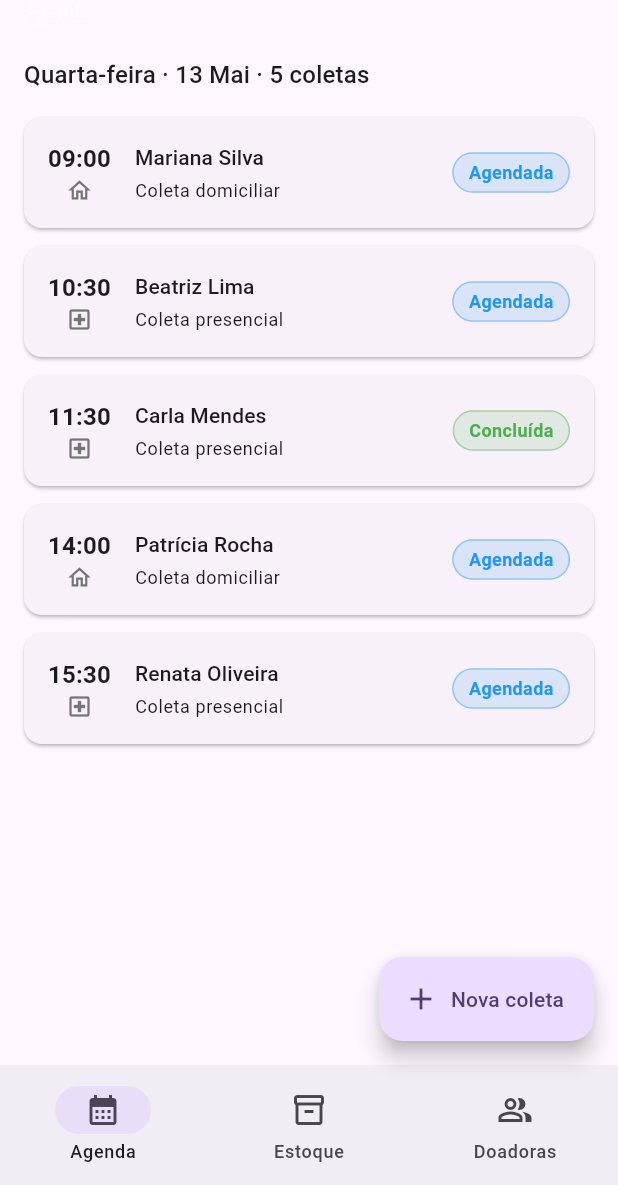
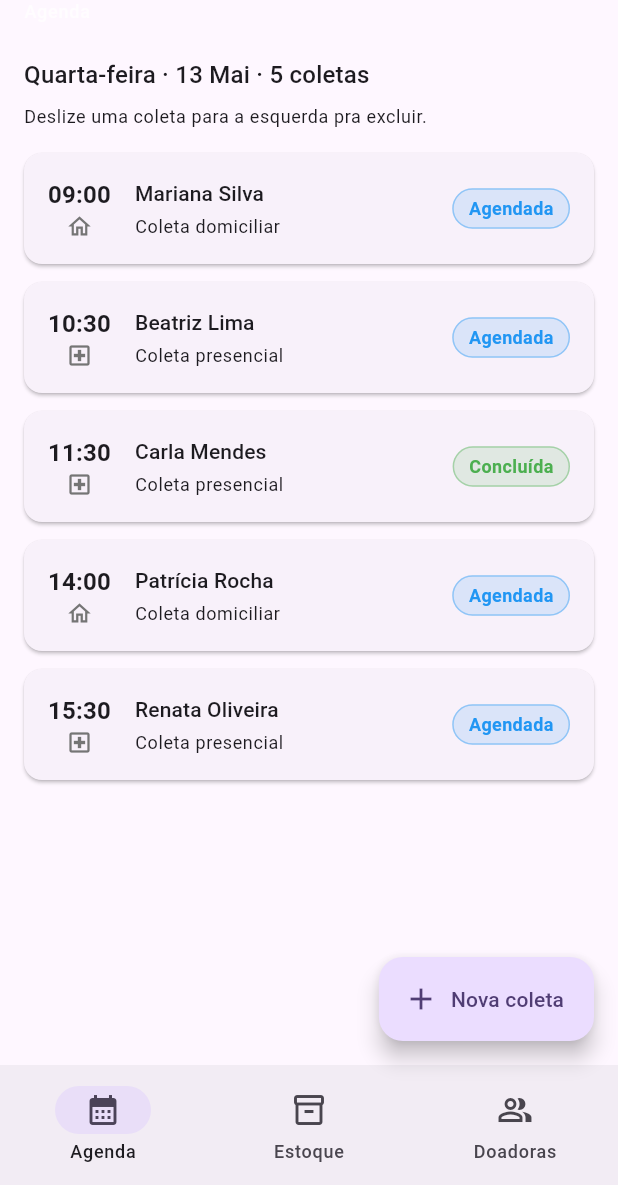
Before and after one commit to AndrePilatis/Sprint-Flutter, a Flutter app: the HomeScreen screen opened directly, on a phone screen of 412 x 824 dp, the part 51-1236 px from its top. Run offline on Flutter 3.47's test engine with Material 3 defaults, Android fonts, the phone set to English and light mode, and no system bars.

Commit message:
exclusao de doadoras e coletas

```diff
--- a/lib/components/coleta_card.dart
+++ b/lib/components/coleta_card.dart
@@ -5,8 +5,14 @@ import 'status_badge.dart';
 class ColetaCard extends StatelessWidget {
   final Coleta coleta;
   final VoidCallback onTap;
+  final VoidCallback onExcluir;
 
-  const ColetaCard({super.key, required this.coleta, required this.onTap});
+  const ColetaCard({
+    super.key,
+    required this.coleta,
+    required this.onTap,
+    required this.onExcluir,
+  });
 
   Color get _corStatus {
     switch (coleta.status) {
@@ -21,7 +27,43 @@ class ColetaCard extends StatelessWidget {
 
   @override
   Widget build(BuildContext context) {
-    return Card(
+    return Dismissible(
+      key: ValueKey(coleta.id),
+      direction: DismissDirection.endToStart,
+      background: Container(
+        margin: const EdgeInsets.only(bottom: 12),
+        decoration: BoxDecoration(
+          color: Colors.red,
+          borderRadius: BorderRadius.circular(12),
+        ),
+        alignment: Alignment.centerRight,
+        padding: const EdgeInsets.only(right: 20),
+        child: const Icon(Icons.delete_outline, color: Colors.white),
+      ),
+      confirmDismiss: (_) async {
+        return await showDialog<bool>(
+              context: context,
+              builder: (dialogContext) => AlertDialog(
+                title: const Text('Excluir coleta'),
+                content: Text(
+                  'Deseja remover a coleta de ${coleta.doadoraNome} às ${coleta.hora}?',
+                ),
+                actions: [
+                  TextButton(
+                    onPressed: () => Navigator.of(dialogContext).pop(false),
+                    child: const Text('Cancelar'),
+                  ),
+                  TextButton(
+                    onPressed: () => Navigator.of(dialogContext).pop(true),
+                    child: const Text('Excluir'),
+                  ),
+                ],
+              ),
+            ) ??
+            false;
+      },
+      onDismissed: (_) => onExcluir(),
+      child: Card(
         margin: const EdgeInsets.only(bottom: 12),
         child: InkWell(
           borderRadius: BorderRadius.circular(12),
@@ -70,6 +112,7 @@ class ColetaCard extends StatelessWidget {
             ),
           ),
         ),
+      ),
     );
   }
 }
--- a/lib/screens/home_screen.dart
+++ b/lib/screens/home_screen.dart
@@ -25,6 +25,26 @@ class _HomeScreenState extends State<HomeScreen> {
   late final List<Doadora> _doadoras = List.of(doadorasMock);
 
   static const _titulos = ['Agenda', 'Estoque', 'Doadoras'];
+
+  void _excluirColeta(String coletaId) {
+    final coleta = _coletas.firstWhere((c) => c.id == coletaId);
+    setState(() {
+      _coletas.removeWhere((c) => c.id == coletaId);
+    });
+    ScaffoldMessenger.of(context).showSnackBar(
+      SnackBar(content: Text('Coleta de ${coleta.doadoraNome} removida.')),
+    );
+  }
+
+  void _excluirDoadora(String doadoraId) {
+    final doadora = _doadoras.firstWhere((d) => d.id == doadoraId);
+    setState(() {
+      _doadoras.removeWhere((d) => d.id == doadoraId);
+    });
+    ScaffoldMessenger.of(context).showSnackBar(
+      SnackBar(content: Text('Doadora ${doadora.nome} removida.')),
+    );
+  }
 
   Future<void> _abrirNovaDoadora() async {
     final novaDoadora = await Navigator.of(context).push<Doadora>(
@@ -57,6 +77,9 @@ class _HomeScreenState extends State<HomeScreen> {
                 _doadoras[index] = doadoraAtualizada;
               }
             });
+          },
+          onExcluir: () {
+            _excluirDoadora(doadora.id);
           },
         ),
       ),
@@ -122,7 +145,11 @@ class _HomeScreenState extends State<HomeScreen> {
         child: IndexedStack(
           index: _abaAtual,
           children: [
-            _AgendaTab(coletas: _coletas, onTapColeta: _abrirDetalheDoadora),
+            _AgendaTab(
+              coletas: _coletas,
+              onTapColeta: _abrirDetalheDoadora,
+              onExcluirColeta: _excluirColeta,
+            ),
             const _EstoqueTab(),
             _DoadorasTab(
               doadoras: _doadoras,
@@ -173,8 +200,13 @@ class _HomeScreenState extends State<HomeScreen> {
 class _AgendaTab extends StatelessWidget {
   final List<Coleta> coletas;
   final void Function(String doadoraId) onTapColeta;
+  final void Function(String coletaId) onExcluirColeta;
 
-  const _AgendaTab({required this.coletas, required this.onTapColeta});
+  const _AgendaTab({
+    required this.coletas,
+    required this.onTapColeta,
+    required this.onExcluirColeta,
+  });
 
   @override
   Widget build(BuildContext context) {
@@ -191,11 +223,17 @@ class _AgendaTab extends StatelessWidget {
           'Quarta-feira · 13 Mai · ${coletas.length} coletas',
           style: Theme.of(context).textTheme.titleMedium,
         ),
+        const SizedBox(height: 8),
+        Text(
+          'Deslize uma coleta para a esquerda pra excluir.',
+          style: Theme.of(context).textTheme.bodySmall,
+        ),
         const SizedBox(height: 16),
         for (final coleta in coletas)
           ColetaCard(
             coleta: coleta,
             onTap: () => onTapColeta(coleta.doadoraId),
+            onExcluir: () => onExcluirColeta(coleta.id),
           ),
       ],
     );
```
Also changed, not shown: lib/screens/doadora_detail_screen.dart (+35 -1 lines). Lines whose indentation alone changed are shown as unchanged.
